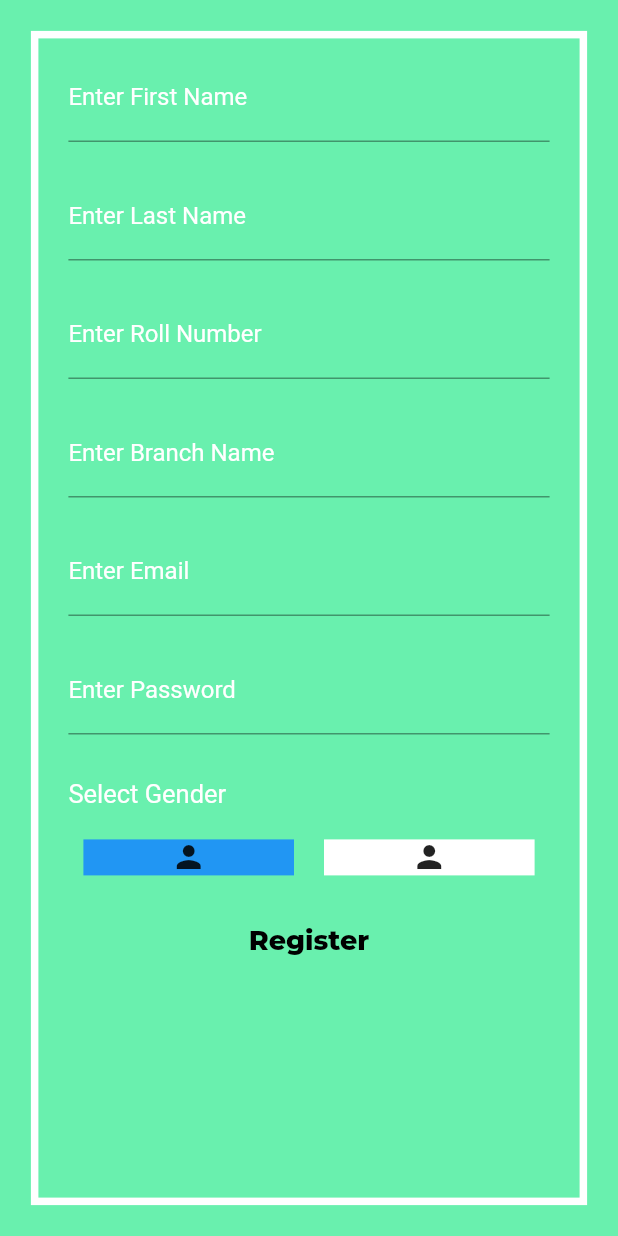
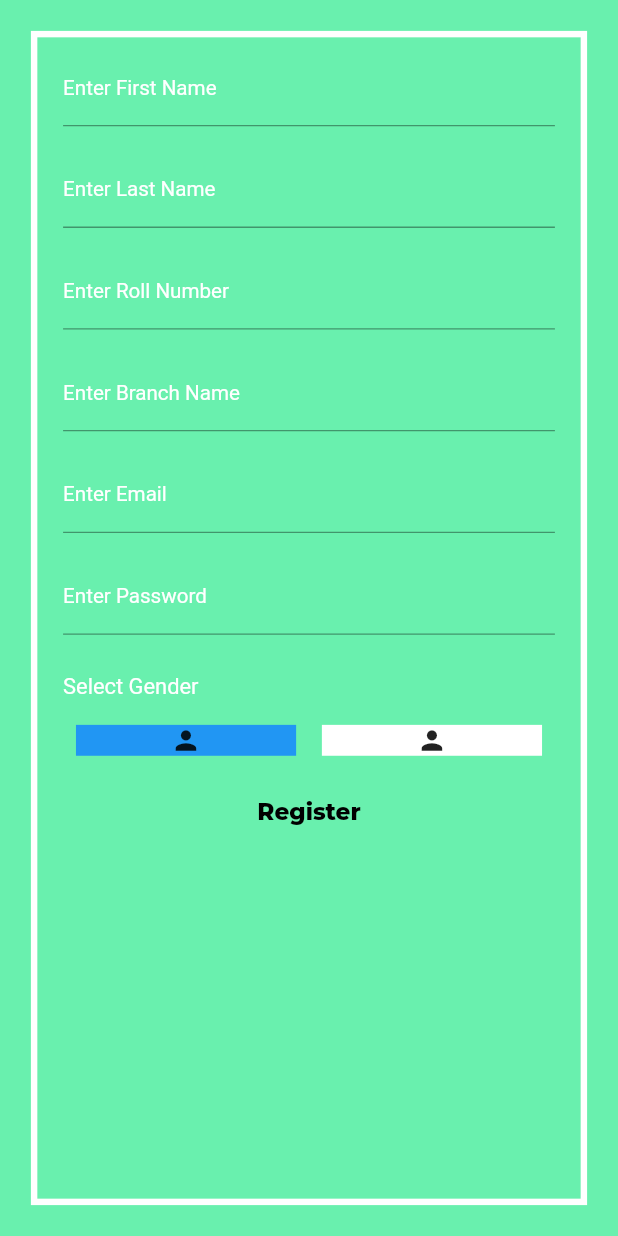
Before and after one commit to Im-gkira/library_management_system, a Flutter app: the screen it shows after launch, after a tap on "Register", on a phone screen of 412 x 824 dp. Run offline on Flutter 3.47's test engine with Material 2 defaults, Android fonts, the phone set to English and light mode, and no system bars; our stand-ins replace auto_size_text, bottom_navy_bar, carousel_slider, cloud_firestore, dotted_border, firebase_auth and 7 more; missing offline and left inert: drawing_animation, qrscan; accounts and stored records are empty; Roboto replaces fonts that are missing (Poppins).

Commit message:
Added Responsive Framework

```diff
--- a/lib/main.dart
+++ b/lib/main.dart
@@ -11,6 +11,7 @@ import 'package:library_management_system/Screens/admin_screen.dart';
 import 'package:library_management_system/Screens/issued_books_screen.dart';
 import 'package:library_management_system/Screens/add_books_screen.dart';
 import 'package:permission_handler/permission_handler.dart';
+import 'package:responsive_framework/responsive_framework.dart';
 
 // This is the Main Dart File which contains the Route to all the screens except the book screen since it requires arguments to passed to it.
 // This also contains the Firebase Core which is required to use the Firebase Authenticator and FireStore.
@@ -22,6 +23,17 @@ void main() async {
   if(await Permission.camera.isGranted == true){
   runApp(
     MaterialApp(
+        builder: (context, widget) => ResponsiveWrapper.builder(
+            ClampingScrollWrapper.builder(context, widget),
+            maxWidth: 1980,
+            minWidth: 480,
+            defaultScale: true,
+            breakpoints: [
+              ResponsiveBreakpoint.autoScale(480, name: MOBILE),
+              ResponsiveBreakpoint.autoScale(800, name: TABLET),
+              ResponsiveBreakpoint.resize(1000, name: DESKTOP),
+            ],
+            background: Container(color: Color(0xFFF5F5F5))),
       initialRoute: WelcomeScreen.id,
       routes: {
         WelcomeScreen.id: (context) => WelcomeScreen(),
--- a/pubspec.yaml
+++ b/pubspec.yaml
@@ -29,6 +29,7 @@ dependencies:
   permission_handler: ^5.0.1+1
   dotted_border: ^1.0.7
   url_launcher: ^5.7.10
+  responsive_framework: ^0.0.14
 
 dev_dependencies:
   flutter_test:
```
Also changed, not shown: pubspec.lock.
